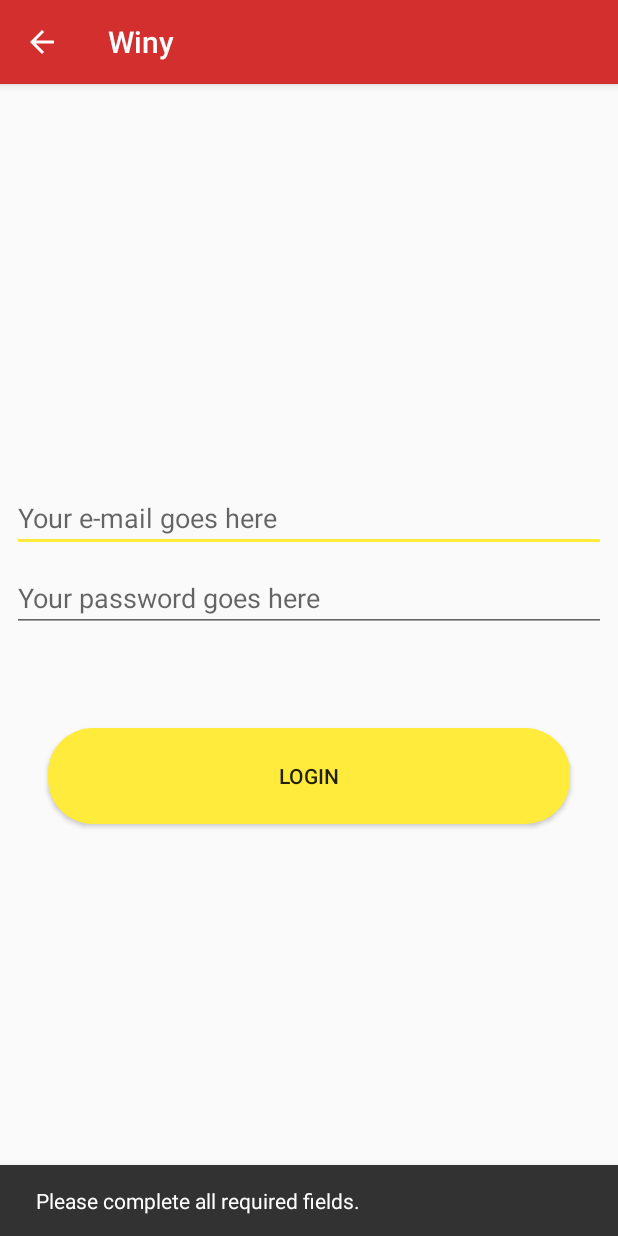
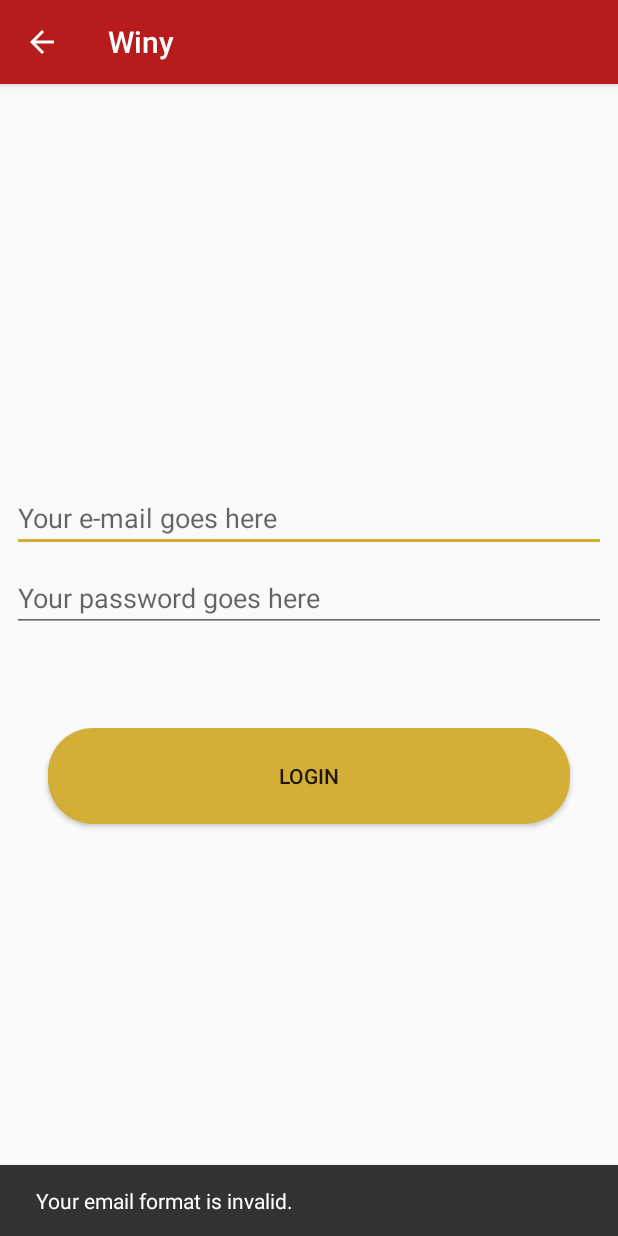
Before and after one commit to AlexStroia/Winy, an Android app: the ActivityLogin screen opened directly, with no data from a screen before it, after a tap on "LOGIN", on a phone screen of 412 x 824 dp. Run offline under Robolectric (Android 15) with nearby library versions, the phone set to English and light mode, and no system bars; our stand-ins replace Firebase (no records; nobody signed in at launch, a user with empty details on screens opened directly), data binding.

```diff
--- a/app/build.gradle
+++ b/app/build.gradle
@@ -15,6 +15,9 @@ android {
         release {
             minifyEnabled false
             proguardFiles getDefaultProguardFile('proguard-android-optimize.txt'), 'proguard-rules.pro'
+        }
+        debug {
+            buildConfigField 'String', 'BaseUrl', '"www.todo.com"'
         }
     }
 
--- a/app/src/main/java/co/alexdev/winy/core/util/Constants.java
+++ b/app/src/main/java/co/alexdev/winy/core/util/Constants.java
@@ -12,7 +12,7 @@ public class Constants {
         public static class MESSAGES {
             public static final String SUCCES = "You have successfully registered and logged in.";
             public static final String ERROR = "Please complete all required fields.";
-            public static final String LOGIN_ERROR = "Something went wrong, please try again.";
+            public static final String EMAIL = "Your email format is invalid.";
         }
 
         public enum SIGNUP_STATE {
--- a/app/src/main/java/co/alexdev/winy/feature/ui/login/uimodel/ActivityLoginViewModel.java
+++ b/app/src/main/java/co/alexdev/winy/feature/ui/login/uimodel/ActivityLoginViewModel.java
@@ -3,9 +3,6 @@ package co.alexdev.winy.feature.ui.login.uimodel;
 import com.google.firebase.auth.FirebaseAuth;
 
 import java.util.Objects;
-
-import javax.inject.Inject;
-
 import androidx.lifecycle.LifecycleObserver;
 import androidx.lifecycle.MutableLiveData;
 import androidx.lifecycle.ViewModel;
@@ -32,8 +29,15 @@ public class ActivityLoginViewModel extends ViewModel implements LifecycleObserv
 
     public void loginUser() {
         loginState = Constants.FIREBASE_DATABASE.LOGIN_STATE.LOADING;
+        loginStateEnumLiveData.setValue(loginState);
 
-        if (!Validator.isEmailValid(userCredential.getEmail()) || !Validator.isPasswordValid(userCredential.getPassword())) {
+        if (!Validator.isEmailValid(userCredential.getEmail())) {
+            loginState = Constants.FIREBASE_DATABASE.LOGIN_STATE.FAILURE;
+            loginMessage = Constants.FIREBASE_DATABASE.MESSAGES.EMAIL;
+            loginStateEnumLiveData.setValue(loginState);
+            return;
+        }
+        if (!Validator.isPasswordValid(userCredential.getPassword())) {
             loginState = Constants.FIREBASE_DATABASE.LOGIN_STATE.FAILURE;
             loginMessage = Constants.FIREBASE_DATABASE.MESSAGES.ERROR;
             loginStateEnumLiveData.setValue(loginState);
--- a/app/src/main/res/layout/activity_account.xml
+++ b/app/src/main/res/layout/activity_account.xml
@@ -4,6 +4,4 @@
     xmlns:tools="http://schemas.android.com/tools"
     android:layout_width="match_parent"
     android:layout_height="match_parent"
-    tools:context=".feature.ui.account.AccountActivity">
-
-</androidx.constraintlayout.widget.ConstraintLayout>
+    tools:context=".feature.ui.account.AccountActivity" />
--- a/app/src/main/res/layout/activity_login.xml
+++ b/app/src/main/res/layout/activity_login.xml
@@ -79,6 +79,7 @@
                 app:layout_constraintEnd_toEndOf="parent"
                 app:layout_constraintStart_toStartOf="parent"
                 app:layout_constraintTop_toTopOf="parent" />
+
         </androidx.constraintlayout.widget.ConstraintLayout>
     </androidx.coordinatorlayout.widget.CoordinatorLayout>
 </layout>
--- a/app/src/main/res/values/colors.xml
+++ b/app/src/main/res/values/colors.xml
@@ -1,8 +1,8 @@
 <?xml version="1.0" encoding="utf-8"?>
 <resources>
-    <color name="colorPrimary">#d32f2f</color>
-    <color name="colorPrimaryDark">#B71C1C</color>
-    <color name="colorAccent">#ffeb3b</color>
+    <color name="colorPrimary">#B71C1C</color>
+    <color name="colorPrimaryDark">#8b0000</color>
+    <color name="colorAccent">#D4AF37</color>
     <color name="primary_light">#FFCDD2</color>
     <color name="primary_text">#212121</color>
     <color name="secondary_text">#757575</color>
--- a/app/src/main/res/values/strings.xml
+++ b/app/src/main/res/values/strings.xml
@@ -9,6 +9,7 @@
     <string name="hint_password_type2">Password</string>
     <string name="hint_email_type2">Email</string>
     <string name="hint_birthdate">Birthdate</string>
+    <string name="logo_content_description">Three bottles of wine and the application logo</string>
 
     <!--Product Activity-->
     <string name="home_button_text">Home</string>
```
Also changed, not shown: app/src/main/res/drawable/ic_winy_logo_svg.xml (added, +32 -0 lines), app/src/main/res/layout/custom_toolbar.xml (added, +29 -0 lines), app/src/main/res/layout/custom_toolbar_layout.xml (added, +17 -0 lines), app/src/main/res/drawable-hdpi/ic_winy_logo.png (added), app/src/main/res/drawable-mdpi/ic_winy_logo.png (added), app/src/main/res/drawable-xhdpi/ic_winy_logo.png (added), app/src/main/res/drawable-xxhdpi/ic_winy_logo.png (added).
